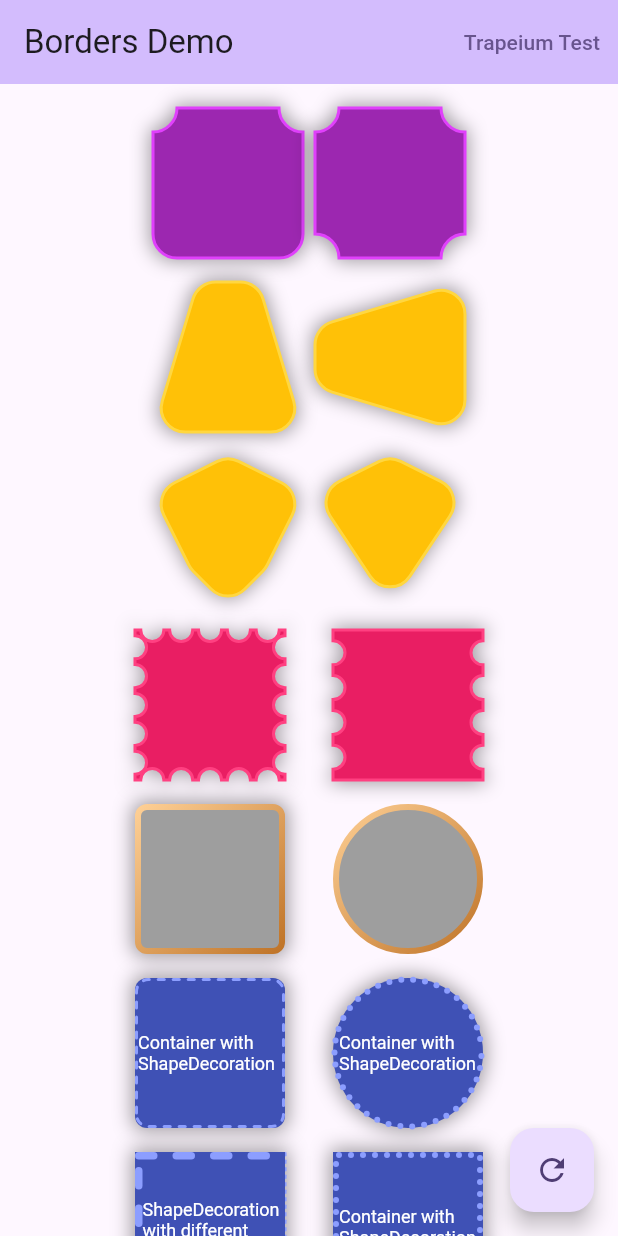
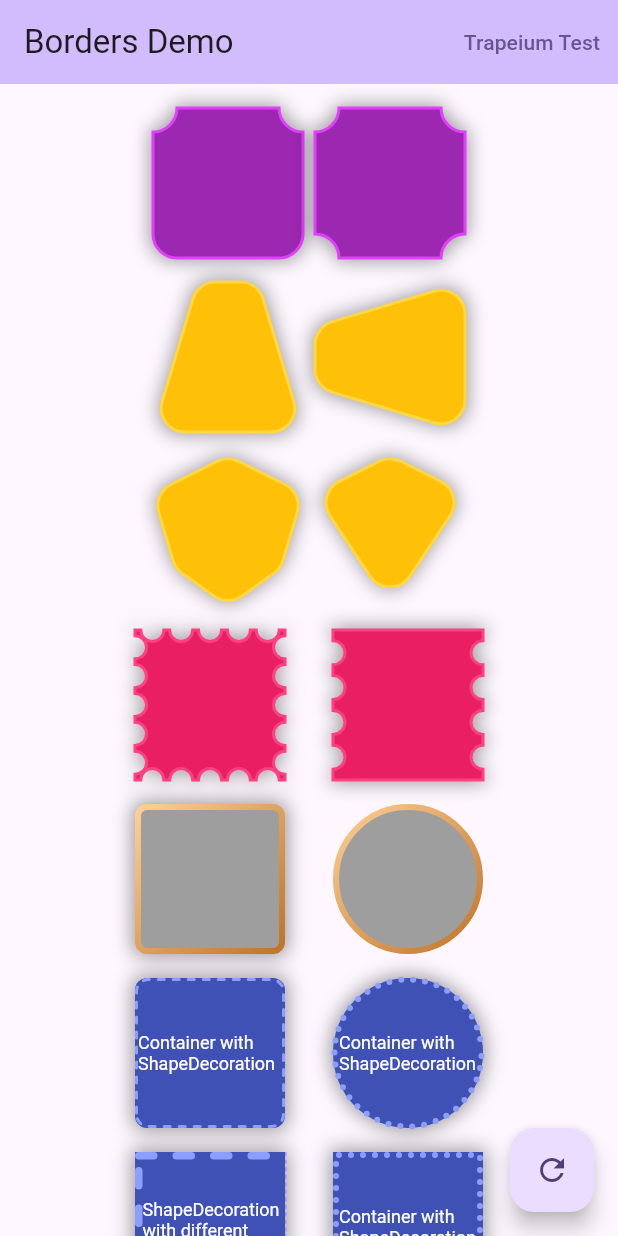
Before and after one commit to shirne/flutter_borders, a Flutter app: the screen it shows after launch, on a phone screen of 412 x 824 dp. Run offline on Flutter 3.47's test engine with Material 3 defaults, Android fonts, the phone set to English and light mode, and no system bars; missing offline and left inert: shirne_dialog.

Commit message:
Add Offset support for polygon vertex

```diff
--- a/example/lib/main.dart
+++ b/example/lib/main.dart
@@ -199,6 +199,10 @@ class _MyHomePageState extends State<MyHomePage> {
                         ),
                         borderRadius: PolygonRadius.all(
                             Radius.circular(state == 1 ? 16 : 0)),
+                        vertexOffsets: const PolygonOffsets({
+                          3: Offset(10, 0),
+                          5: Offset(-10, 0),
+                        }),
                         vertexes: state == 1
                             ? const [
                                 Alignment(-1, -0.5),
--- a/lib/src/polygon_border.dart
+++ b/lib/src/polygon_border.dart
@@ -41,6 +41,41 @@ class PolygonRadius {
       );
 }
 
+class PolygonOffsets {
+  const PolygonOffsets(
+    Map<int, Offset> allOffsets, [
+    Offset offset = Offset.zero,
+  ])  : _offsets = allOffsets,
+        _default = offset;
+
+  const PolygonOffsets.all(Offset offset)
+      : _offsets = const {},
+        _default = offset;
+
+  static const PolygonOffsets zero = PolygonOffsets({});
+
+  final Map<int, Offset> _offsets;
+  final Offset _default;
+
+  Offset operator [](int index) => _offsets[index] ?? _default;
+  PolygonOffsets operator *(double t) => PolygonOffsets(
+        Map.fromEntries(
+          _offsets.entries.map((e) => MapEntry(e.key, e.value * t)),
+        ),
+        _default * t,
+      );
+
+  static PolygonOffsets lerp(PolygonOffsets a, PolygonOffsets b, double t) =>
+      PolygonOffsets(
+        Map.fromEntries(
+          b._offsets.entries.map(
+            (e) => MapEntry(e.key, Offset.lerp(a[e.key], e.value, t)!),
+          ),
+        ),
+        Offset.lerp(a._default, b._default, t)!,
+      );
+}
+
 /// Polygon Border.
 /// vertices alignment based on [Rect].
 ///
@@ -59,24 +94,39 @@ class PolygonRadius {
 class PolygonBorder extends OutlinedBorder {
   PolygonBorder({
     required this.vertexes,
+    this.vertexOffsets = PolygonOffsets.zero,
     this.borderRadius = PolygonRadius.zero,
     super.side,
   }) : assert(vertexes.length > 2, 'vertexes must more then 2.');
 
   static set isDebug(bool d) => _isDebug = d;
 
+  /// Vertex list, as Alignment
   final List<Alignment> vertexes;
+
+  /// Offset of the specify vertex or default
+  final PolygonOffsets vertexOffsets;
+
+  /// Radius of the specify vertex or default
   final PolygonRadius borderRadius;
 
   @override
-  PolygonBorder copyWith({BorderSide? side, List<Alignment>? vertexes}) =>
+  PolygonBorder copyWith({
+    BorderSide? side,
+    List<Alignment>? vertexes,
+    PolygonOffsets? vertexOffsets,
+    PolygonRadius? borderRadius,
+  }) =>
       PolygonBorder(
         vertexes: vertexes ?? this.vertexes,
         side: side ?? this.side,
+        vertexOffsets: vertexOffsets ?? this.vertexOffsets,
+        borderRadius: borderRadius ?? this.borderRadius,
       );
 
-  List<Offset> getVertexes(Rect rect) =>
-      vertexes.map((e) => e.withinRect(rect)).toList();
+  List<Offset> getVertexes(Rect rect) => vertexes.indexed
+      .map((e) => e.$2.withinRect(rect) + vertexOffsets[e.$1])
+      .toList();
 
   /// for debug
   final path3 = Path();
@@ -229,6 +279,7 @@ class PolygonBorder extends OutlinedBorder {
   PolygonBorder scale(double t) => PolygonBorder(
         side: side.scale(t),
         vertexes: vertexes,
+        vertexOffsets: vertexOffsets * t,
         borderRadius: borderRadius * t,
       );
 
@@ -240,6 +291,11 @@ class PolygonBorder extends OutlinedBorder {
         borderRadius: PolygonRadius.lerp(
           a.borderRadius,
           borderRadius,
+          t,
+        ),
+        vertexOffsets: PolygonOffsets.lerp(
+          a.vertexOffsets,
+          vertexOffsets,
           t,
         ),
         vertexes: List.generate(
@@ -270,6 +326,11 @@ class PolygonBorder extends OutlinedBorder {
           b.borderRadius,
           t,
         ),
+        vertexOffsets: PolygonOffsets.lerp(
+          vertexOffsets,
+          b.vertexOffsets,
+          t,
+        ),
         vertexes: List.generate(
           lerpDouble(
             vertexes.length.toDouble(),
@@ -296,13 +357,14 @@ class PolygonBorder extends OutlinedBorder {
     return other is PolygonBorder &&
         other.side == side &&
         other.vertexes == vertexes &&
+        other.vertexOffsets == vertexOffsets &&
         other.borderRadius == borderRadius;
   }
 
   @override
-  int get hashCode => Object.hash(side, borderRadius, vertexes);
+  int get hashCode => Object.hash(side, vertexes, vertexOffsets, borderRadius);
 
   @override
   String toString() => '${objectRuntimeType(this, 'PolygonBorder')}'
-      '($side, $borderRadius, $vertexes)';
+      '($side, $vertexes, $vertexOffsets,$borderRadius)';
 }
```
